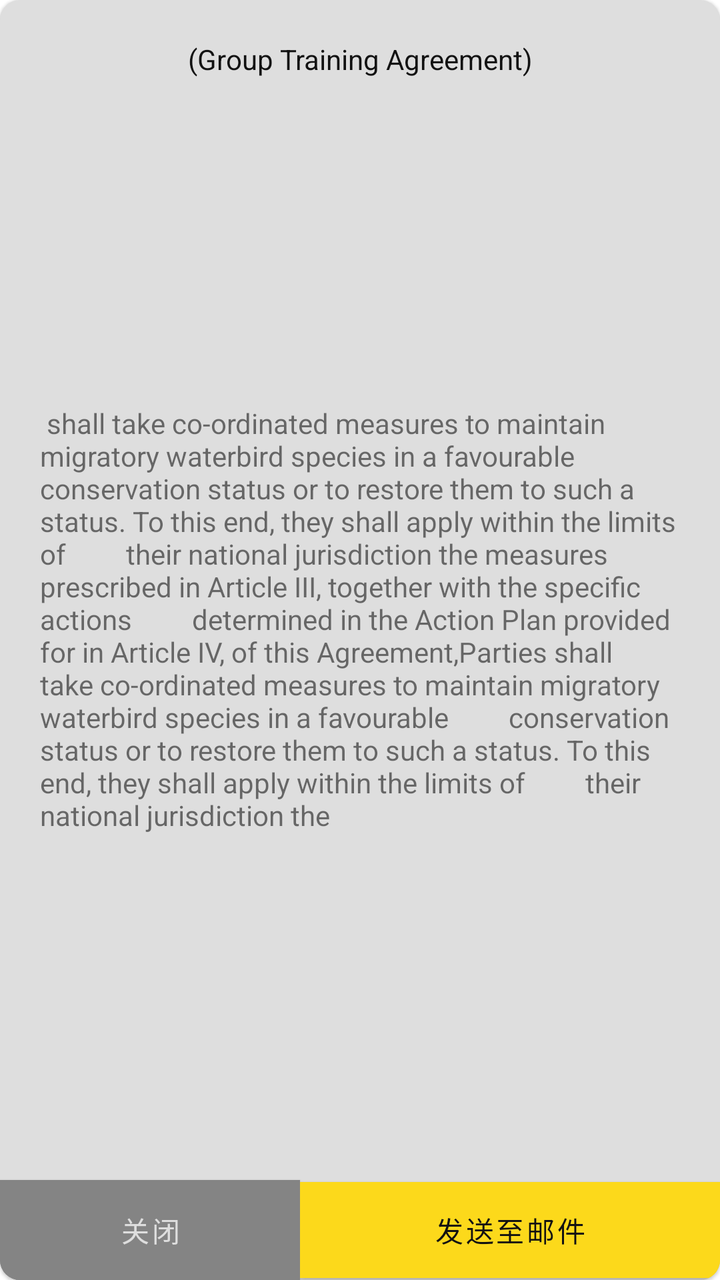
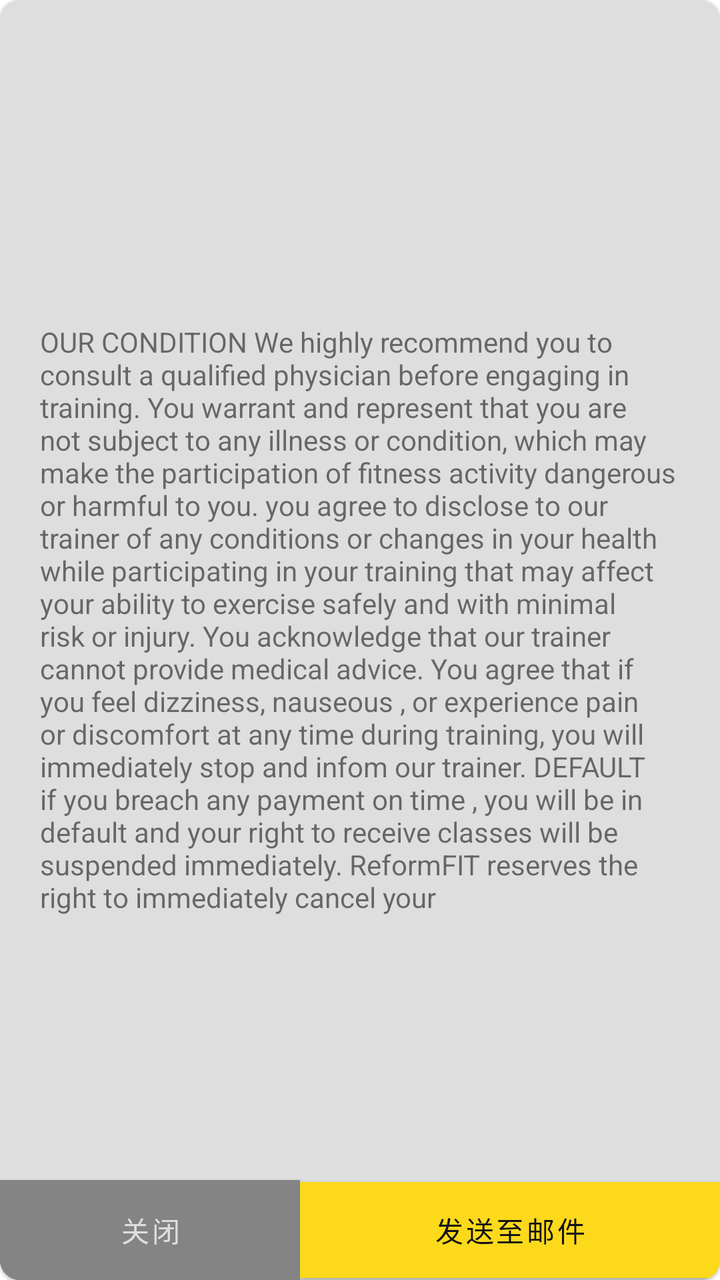

Screens rendered from an Android XML layout before and after an edit, with the pre-edit source and the edit as a unified diff.
<!-- AndroidManifest.xml: application theme Theme.ReformfitApp.NoActionBar -->
<!-- res/layout/agreement_page.xml -->
<?xml version="1.0" encoding="utf-8"?>
<com.google.android.material.card.MaterialCardView xmlns:android="http://schemas.android.com/apk/res/android"
    xmlns:tools="http://schemas.android.com/tools"
    android:layout_width="300dp"
    android:layout_height="wrap_content"
    xmlns:app="http://schemas.android.com/apk/res-auto"

    app:cardBackgroundColor="@color/white"
    app:cardCornerRadius="10dp"



    >
    <androidx.constraintlayout.widget.ConstraintLayout
        android:layout_width="match_parent"
        android:layout_height="match_parent">

        <androidx.constraintlayout.widget.Guideline
            android:id="@+id/titleGuideline"
            android:layout_width="wrap_content"
            android:layout_height="wrap_content"
            android:orientation="horizontal"
            app:layout_constraintGuide_begin="20dp"
            />


        <TextView
            android:id="@+id/popup_title"
            android:layout_width="wrap_content"
            android:layout_height="wrap_content"
            android:layout_marginBottom="70dp"
            android:text="(Group Training Agreement)"
            android:textColor="@color/black"
            app:layout_constraintBottom_toTopOf="@+id/buttonHeight"
            app:layout_constraintEnd_toEndOf="parent"
            app:layout_constraintStart_toStartOf="parent"
            app:layout_constraintTop_toTopOf="@id/titleGuideline"
            app:layout_constraintVertical_bias="0.0" />

        <TextView
            android:id="@+id/main_text"
            android:layout_width="0dp"
            android:layout_height="wrap_content"
            android:layout_marginHorizontal="20dp"
            android:layout_marginTop="20dp"
            android:layout_marginBottom="30dp"
            app:layout_constraintBottom_toTopOf="@+id/buttonHeight"
            app:layout_constraintEnd_toEndOf="parent"
            app:layout_constraintStart_toStartOf="parent"
            app:layout_constraintTop_toBottomOf="@+id/popup_title"
            android:text=" shall take co-ordinated measures to maintain migratory waterbird species in a favourable
        conservation status or to restore them to such a status. To this end, they shall apply within the limits of
        their national jurisdiction the measures prescribed in Article III, together with the specific actions
        determined in the Action Plan provided for in Article IV, of this Agreement,Parties shall take co-ordinated measures to maintain migratory waterbird species in a favourable
        conservation status or to restore them to such a status. To this end, they shall apply within the limits of
        their national jurisdiction the "/>




        <androidx.constraintlayout.widget.Guideline
            android:layout_width="wrap_content"
            android:layout_height="wrap_content"
            app:layout_constraintGuide_begin="150dp"
            android:orientation="vertical"
            android:id="@+id/vertMidline"/>

        <androidx.constraintlayout.widget.Guideline
            android:id="@+id/buttonHeight"
            android:layout_width="wrap_content"
            android:layout_height="wrap_content"
            android:orientation="horizontal"
            app:layout_constraintGuide_end="50dp" />

        <com.google.android.material.button.MaterialButton
            android:layout_width="0dp"
            android:layout_height="0dp"
            app:layout_constraintStart_toStartOf="parent"
            app:layout_constraintEnd_toStartOf="@id/vertMidline"
            app:layout_constraintBottom_toBottomOf="parent"
            app:layout_constraintTop_toTopOf="@id/buttonHeight"
            android:insetTop="0dp"
            android:insetBottom="0dp"
            app:cornerRadius="0dp"
            android:backgroundTint="@color/grey"
            android:textColor="@color/white"
            android:text="关闭"
            android:id="@+id/cancel_button"/>

        <com.google.android.material.button.MaterialButton
            android:layout_width="0dp"
            android:layout_height="wrap_content"
            app:layout_constraintStart_toStartOf="@id/vertMidline"
            app:layout_constraintEnd_toEndOf="parent"
            app:layout_constraintBottom_toBottomOf="parent"
            app:layout_constraintTop_toTopOf="@id/buttonHeight"
            android:insetTop="0dp"
            android:insetBottom="0dp"
            app:cornerRadius="0dp"
            android:backgroundTint="@color/yellow"
            android:textColor="@color/black"
            android:text="发送至邮件"
            android:id="@+id/confirm_button"
            />





    </androidx.constraintlayout.widget.ConstraintLayout>

</com.google.android.material.card.MaterialCardView>
<!-- resources referenced by this layout -->
<resources>
  <color name="black">#121212</color>
  <color name="grey">#848484</color>
  <color name="white">#dedede</color>
  <color name="yellow">#fcd91b</color>
  <style name="Theme.ReformfitApp.NoActionBar">
          <item name="windowActionBar">false</item>
          <item name="windowNoTitle">true</item>
      </style>
</resources>

<!-- the commit's change to res/layout/agreement_page.xml (unified diff, before → after) -->
@@ -29,7 +29,7 @@
             android:layout_width="wrap_content"
             android:layout_height="wrap_content"
             android:layout_marginBottom="70dp"
-            android:text="(Group Training Agreement)"
+
             android:textColor="@color/black"
             app:layout_constraintBottom_toTopOf="@+id/buttonHeight"
             app:layout_constraintEnd_toEndOf="parent"
@@ -48,12 +48,7 @@
             app:layout_constraintEnd_toEndOf="parent"
             app:layout_constraintStart_toStartOf="parent"
             app:layout_constraintTop_toBottomOf="@+id/popup_title"
-            android:text=" shall take co-ordinated measures to maintain migratory waterbird species in a favourable
-        conservation status or to restore them to such a status. To this end, they shall apply within the limits of
-        their national jurisdiction the measures prescribed in Article III, together with the specific actions
-        determined in the Action Plan provided for in Article IV, of this Agreement,Parties shall take co-ordinated measures to maintain migratory waterbird species in a favourable
-        conservation status or to restore them to such a status. To this end, they shall apply within the limits of
-        their national jurisdiction the "/>
+            android:text="@string/dialog_agreement_content"/>
 
 
 
@@ -84,7 +79,7 @@
             app:cornerRadius="0dp"
             android:backgroundTint="@color/grey"
             android:textColor="@color/white"
-            android:text="关闭"
+            android:text="@string/dialog_agreement_cancel"
             android:id="@+id/cancel_button"/>
 
         <com.google.android.material.button.MaterialButton
@@ -99,7 +94,7 @@
             app:cornerRadius="0dp"
             android:backgroundTint="@color/yellow"
             android:textColor="@color/black"
-            android:text="发送至邮件"
+            android:text="@string/dialog_agreement_confirm"
             android:id="@+id/confirm_button"
             />
 
<!-- resource entries referenced after the edit -->
@@ -4,6 +4,14 @@
   <color name="grey">#848484</color>
   <color name="white">#dedede</color>
   <color name="yellow">#fcd91b</color>
+  <string name="dialog_agreement_cancel">关闭</string>
+  <string name="dialog_agreement_confirm">发送至邮件</string>
+  <string name="dialog_agreement_content">OUR CONDITION We highly recommend you to consult a qualified physician before engaging in training.
+          You warrant and represent that you are not subject to any illness or condition, which may make the participation of fitness activity dangerous or harmful
+          to you. you agree to disclose to our trainer of any conditions or changes in your health while participating in your training that may affect your ability
+          to exercise safely and with minimal risk or injury. You acknowledge that our trainer cannot provide medical advice. You agree that if you feel dizziness, nauseous
+          , or experience pain or discomfort at any time during training, you will immediately stop  and infom our trainer. DEFAULT if you breach any payment on time
+          , you will be in default and your right to receive classes will be suspended immediately. ReformFIT reserves the right to immediately cancel your</string>
   <style name="Theme.ReformfitApp.NoActionBar">
           <item name="windowActionBar">false</item>
           <item name="windowNoTitle">true</item>
